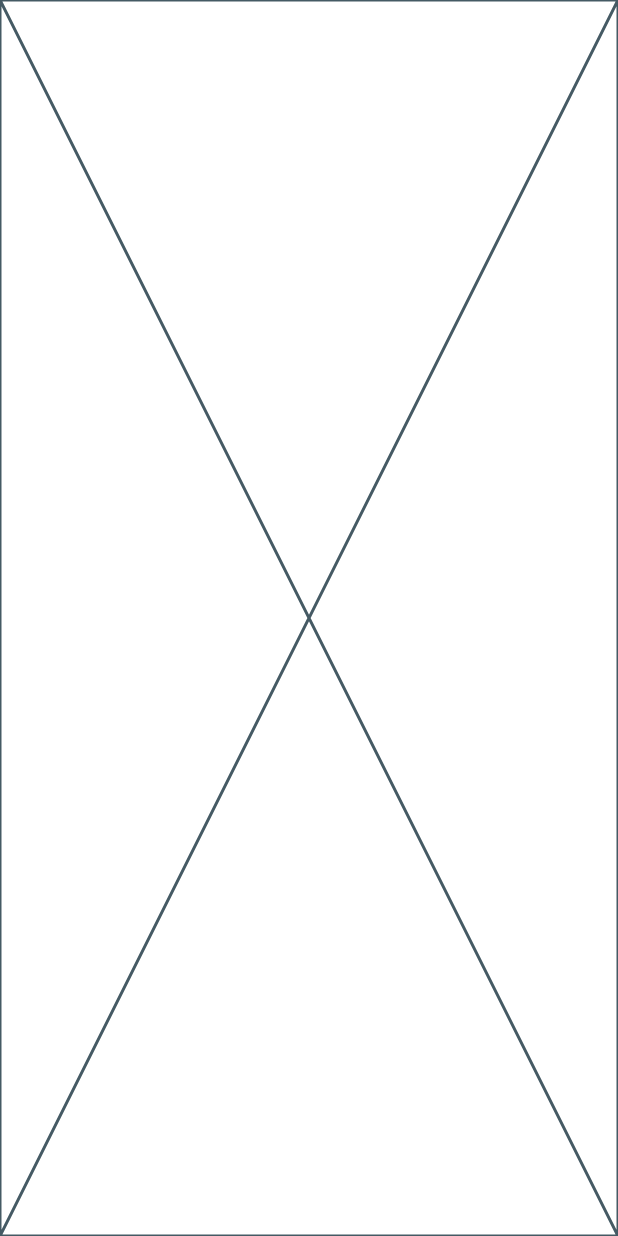
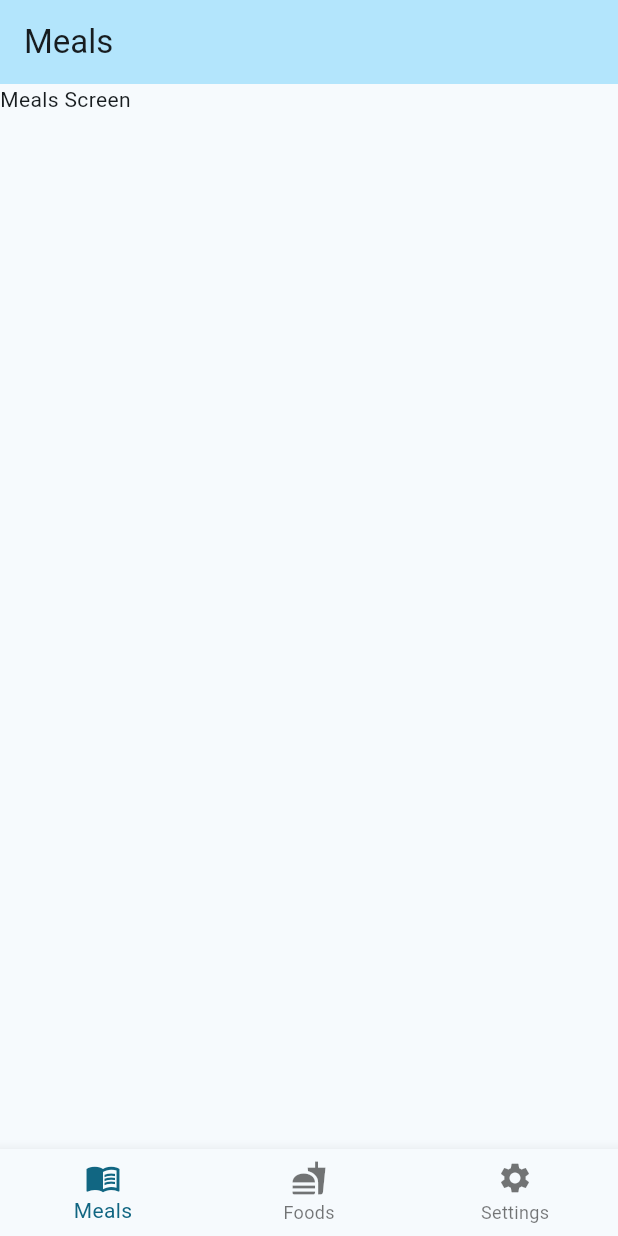
Before and after one commit to CantarinoG/calorie-counter, a Flutter app: the screen it shows after launch, on a phone screen of 412 x 824 dp. Run offline on Flutter 3.47's test engine with Material 3 defaults, Android fonts, the phone set to English and light mode, and no system bars; our stand-ins replace shared_preferences, sqflite; accounts and stored records are empty.

```diff
--- a/lib/main.dart
+++ b/lib/main.dart
@@ -17,6 +17,7 @@ import 'package:macro_counter/providers/io_object_provider.dart';
 import 'package:macro_counter/providers/meal_provider.dart';
 import 'package:macro_counter/providers/object_provider.dart';
 import 'package:macro_counter/providers/user_settings_provider.dart';
+import 'package:macro_counter/screens/scaffold_screen.dart';
 import 'package:provider/provider.dart';
 
 void main() {
@@ -58,7 +59,7 @@ class MyApp extends StatelessWidget {
           colorScheme: ColorScheme.fromSeed(seedColor: Colors.blueGrey),
           useMaterial3: true,
         ),
-        home: const Placeholder(),
+        home: ScaffoldScreen(),
       ),
     );
   }
--- /dev/null
+++ b/lib/screens/scaffold_screen.dart
@@ -0,0 +1,67 @@
+import 'package:flutter/material.dart';
+import 'package:macro_counter/screens/foods_screen.dart';
+import 'package:macro_counter/screens/meals_screen.dart';
+import 'package:macro_counter/screens/settings_screen.dart';
+
+class ScaffoldScreen extends StatefulWidget {
+  const ScaffoldScreen({super.key});
+
+  @override
+  State<ScaffoldScreen> createState() => _ScaffoldScreenState();
+}
+
+class _ScaffoldScreenState extends State<ScaffoldScreen> {
+  int selectedIndex = 0;
+
+  List<Map<String, dynamic>> screens = [
+    {
+      "title": "Meals",
+      "screen": MealsScreen(),
+    },
+    {
+      "title": "Foods",
+      "screen": FoodsScreen(),
+    },
+    {
+      "title": "Settings",
+      "screen": SettingsScreen(),
+    },
+  ];
+
+  @override
+  Widget build(BuildContext context) {
+    return Scaffold(
+      appBar: AppBar(
+        title: Text(screens[selectedIndex]["title"]),
+        backgroundColor: Colors.lightBlue[100],
+      ),
+      body: StatefulBuilder(
+        builder: (BuildContext context, StateSetter setState) {
+          return screens[selectedIndex]["screen"];
+        },
+      ),
+      bottomNavigationBar: BottomNavigationBar(
+        items: const <BottomNavigationBarItem>[
+          BottomNavigationBarItem(
+            icon: Icon(Icons.menu_book),
+            label: 'Meals',
+          ),
+          BottomNavigationBarItem(
+            icon: Icon(Icons.fastfood),
+            label: 'Foods',
+          ),
+          BottomNavigationBarItem(
+            icon: Icon(Icons.settings),
+            label: 'Settings',
+          ),
+        ],
+        currentIndex: selectedIndex,
+        onTap: (int index) {
+          setState(() {
+            selectedIndex = index;
+          });
+        },
+      ),
+    );
+  }
+}
```
